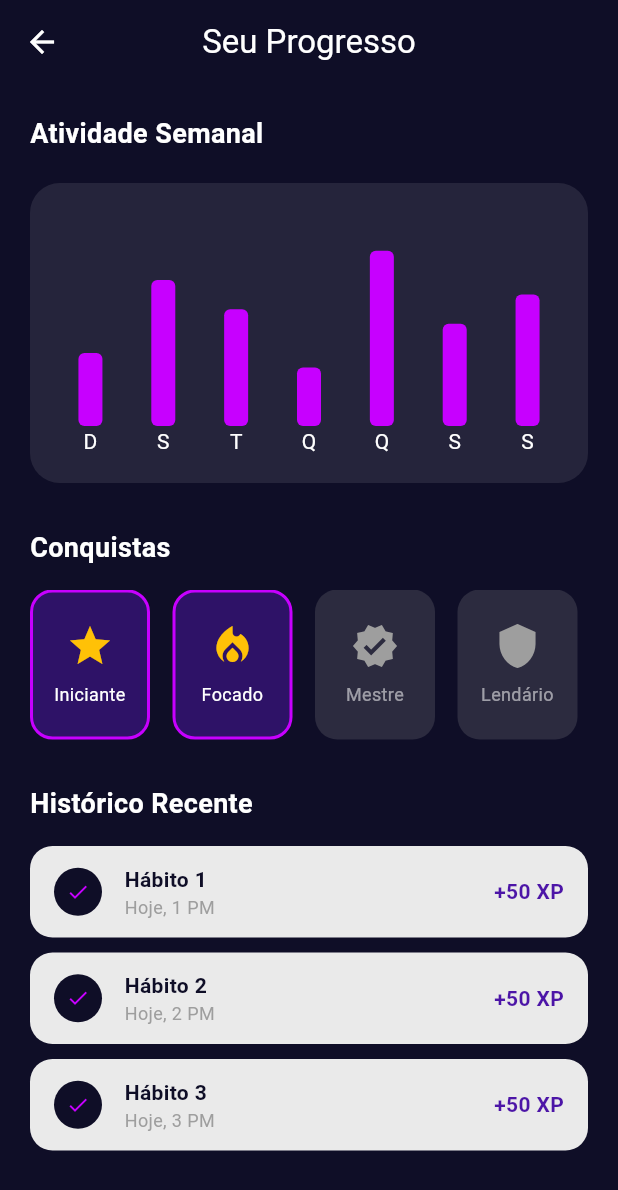
After one commit to Ohlipeh/Evolution, a Flutter app: the DashboardPage screen opened directly, on a phone screen of 412 x 824 dp. The commit adds this screen. Shown: the top 1190 px of the screen. Run offline on Flutter 3.47's test engine with Material 3 defaults, Android fonts, the phone set to English and light mode, and no system bars; drawn by our look-alikes of fl_chart; our stand-ins replace hive_flutter; accounts and stored records are empty.

Commit message:
tela grafico atualizado

```diff
--- /dev/null
+++ b/lib/screens/dashboard_page.dart
@@ -0,0 +1,192 @@
+import 'package:flutter/material.dart';
+import 'package:fl_chart/fl_chart.dart';
+
+class DashboardPage extends StatefulWidget {
+  const DashboardPage({super.key});
+
+  @override
+  State<DashboardPage> createState() => _DashboardPageState();
+}
+
+class _DashboardPageState extends State<DashboardPage> {
+  // Cores do Design
+  static const Color primaryDark = Color(0xFF0F0E27);
+  static const Color secondaryPurple = Color(0xFF4C15A7);
+  static const Color secondaryPink = Color(0xFFC700FF);
+  static const Color cardBackground = Color(0xFFEAEAEA);
+
+  // Dados do Gráfico (XP ganho nos últimos 7 dias)
+  final List<double> weeklyActivity = [5, 10, 8, 4, 12, 7, 9];
+
+  // Conquistas (Ícones universais do Material Design)
+  final List<Map<String, dynamic>> trophies = [
+    {'name': 'Iniciante', 'unlocked': true, 'icon': Icons.star}, // Estrela
+    {'name': 'Focado', 'unlocked': true, 'icon': Icons.local_fire_department}, // Fogo
+    {'name': 'Mestre', 'unlocked': false, 'icon': Icons.verified}, // Verificado
+    {'name': 'Lendário', 'unlocked': false, 'icon': Icons.shield}, // Escudo
+  ];
+
+  @override
+  Widget build(BuildContext context) {
+    return Scaffold(
+      backgroundColor: primaryDark,
+      appBar: AppBar(
+        backgroundColor: Colors.transparent,
+        elevation: 0,
+        iconTheme: const IconThemeData(color: Colors.white), // Garante a seta branca
+        title: const Text('Seu Progresso', style: TextStyle(color: Colors.white)),
+        centerTitle: true,
+      ),
+      body: SingleChildScrollView(
+        padding: const EdgeInsets.all(20),
+        child: Column(
+          crossAxisAlignment: CrossAxisAlignment.start,
+          children: [
+            // --- GRÁFICO SEMANAL ---
+            const Text(
+              'Atividade Semanal',
+              style: TextStyle(color: Colors.white, fontSize: 18, fontWeight: FontWeight.bold),
+            ),
+            const SizedBox(height: 20),
+            Container(
+              height: 200,
+              padding: const EdgeInsets.all(16),
+              decoration: BoxDecoration(
+                color: cardBackground.withOpacity(0.1), // Fundo translúcido
+                borderRadius: BorderRadius.circular(20),
+              ),
+              child: BarChart(
+                BarChartData(
+                  alignment: BarChartAlignment.spaceAround,
+                  maxY: 15, // Valor máximo
+                  barTouchData: BarTouchData(enabled: false), // Desativa interação de toque
+                  titlesData: FlTitlesData(
+                    show: true,
+                    bottomTitles: AxisTitles(
+                      sideTitles: SideTitles(
+                        showTitles: true,
+                        getTitlesWidget: (value, meta) {
+                          const days = ['D', 'S', 'T', 'Q', 'Q', 'S', 'S']; // Dias da semana
+                          if (value.toInt() >= 0 && value.toInt() < days.length) {
+                            return Text(days[value.toInt()], style: const TextStyle(color: Colors.white));
+                          }
+                          return const Text('');
+                        },
+                      ),
+                    ),
+                    // Esconde todos os outros títulos para um visual limpo
+                    leftTitles: const AxisTitles(sideTitles: SideTitles(showTitles: false)),
+                    topTitles: const AxisTitles(sideTitles: SideTitles(showTitles: false)),
+                    rightTitles: const AxisTitles(sideTitles: SideTitles(showTitles: false)),
+                  ),
+                  borderData: FlBorderData(show: false),
+                  gridData: const FlGridData(show: false),
+                  barGroups: weeklyActivity.asMap().entries.map((entry) {
+                    return BarChartGroupData(
+                      x: entry.key,
+                      barRods: [
+                        BarChartRodData(
+                          toY: entry.value,
+                          color: secondaryPink, // Cor lilás
+                          width: 16,
+                          borderRadius: BorderRadius.circular(4),
+                        ),
+                      ],
+                    );
+                  }).toList(),
+                ),
+              ),
+            ),
+
+            const SizedBox(height: 30),
+
+            // --- SEÇÃO DE CONQUISTAS (TROFÉUS) ---
+            const Text(
+              'Conquistas',
+              style: TextStyle(color: Colors.white, fontSize: 18, fontWeight: FontWeight.bold),
+            ),
+            const SizedBox(height: 15),
+            SizedBox(
+              height: 100,
+              child: ListView.builder(
+                scrollDirection: Axis.horizontal,
+                itemCount: trophies.length,
+                itemBuilder: (context, index) {
+                  final trophy = trophies[index];
+                  final bool unlocked = trophy['unlocked'];
+                  return Container(
+                    margin: const EdgeInsets.only(right: 15),
+                    width: 80,
+                    decoration: BoxDecoration(
+                      color: unlocked ? secondaryPurple.withOpacity(0.5) : Colors.grey.withOpacity(0.2), // Fundo
+                      borderRadius: BorderRadius.circular(15),
+                      border: unlocked ? Border.all(color: secondaryPink, width: 2) : null, // Borda se desbloqueado
+                    ),
+                    child: Column(
+                      mainAxisAlignment: MainAxisAlignment.center,
+                      children: [
+                        Icon(
+                          trophy['icon'] as IconData, // Usa o ícone da lista
+                          color: unlocked ? Colors.amber : Colors.grey, // Dourado se desbloqueado
+                          size: 32,
+                        ),
+                        const SizedBox(height: 8),
+                        Text(
+                          trophy['name'] as String,
+                          style: TextStyle(
+                            color: unlocked ? Colors.white : Colors.white54,
+                            fontSize: 12,
+                          ),
+                          textAlign: TextAlign.center,
+                        ),
+                      ],
+                    ),
+                  );
+                },
+              ),
+            ),
+            const SizedBox(height: 30),
+
+            // --- SEÇÃO DE HISTÓRICO RECENTE ---
+            const Text(
+              'Histórico Recente',
+              style: TextStyle(color: Colors.white, fontSize: 18, fontWeight: FontWeight.bold),
+            ),
+            const SizedBox(height: 15),
+            // Exemplo estático de lista (Deve ser substituído por dados do Hive)
+            ...List.generate(3, (index) => Container(
+              margin: const EdgeInsets.only(bottom: 10),
+              padding: const EdgeInsets.symmetric(horizontal: 16, vertical: 12),
+              decoration: BoxDecoration(
+                color: cardBackground,
+                borderRadius: BorderRadius.circular(15),
+              ),
+              child: Row(
+                children: [
+                  Container(
+                    padding: const EdgeInsets.all(8),
+                    decoration: const BoxDecoration(
+                      color: primaryDark,
+                      shape: BoxShape.circle,
+                    ),
+                    child: const Icon(Icons.check, color: secondaryPink, size: 16),
+                  ),
+                  const SizedBox(width: 15),
+                  Column(
+                    crossAxisAlignment: CrossAxisAlignment.start,
+                    children: [
+                      Text('Hábito ${index + 1}', style: const TextStyle(fontWeight: FontWeight.bold, color: primaryDark)),
+                      Text('Hoje, ${index + 1} PM', style: const TextStyle(fontSize: 12, color: Colors.grey)),
+                    ],
+                  ),
+                  const Spacer(),
+                  const Text('+50 XP', style: TextStyle(color: secondaryPurple, fontWeight: FontWeight.bold)),
+                ],
+              ),
+            )),
+          ],
+        ),
+      ),
+    );
+  }
+}
--- a/lib/screens/home_page.dart
+++ b/lib/screens/home_page.dart
@@ -1,6 +1,7 @@
 import 'package:flutter/material.dart';
 // import '../services/hive_service.dart'; // Descomente quando for usar dados reais
 // import '../model/habit_model.dart';    // Descomente quando for usar dados reais
+import 'package:evolution/screens/dashboard_page.dart';
 
 class HomePage extends StatefulWidget {
   const HomePage({super.key});
```
